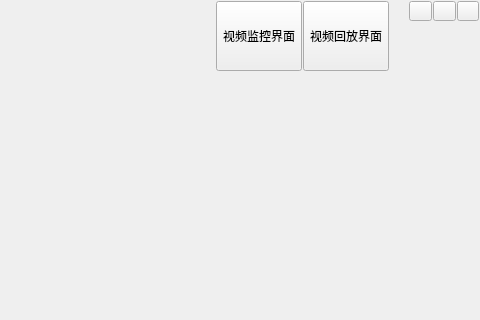
First picture: the form in player/realmainwindow.ui, repository dyhgo/Horus, before the edit; both pictures show x 320 to 800 and y 0 to 320 of the 800 by 600 pixel window.
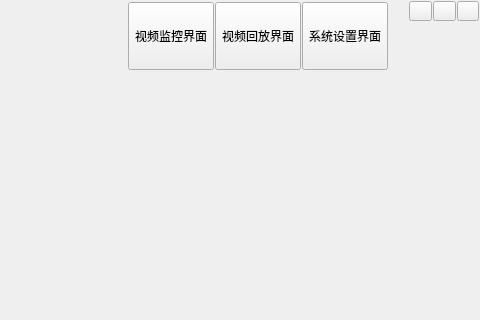
Second picture: the form after the edit.

Commit message: 增加系统设置界面按钮

Diff of the .ui file:
```diff
--- a/player/realmainwindow.ui
+++ b/player/realmainwindow.ui
@@ -123,16 +123,16 @@
           <number>1</number>
          </property>
          <property name="leftMargin">
-          <number>0</number>
+          <number>1</number>
          </property>
          <property name="topMargin">
-          <number>0</number>
+          <number>1</number>
          </property>
          <property name="rightMargin">
-          <number>0</number>
+          <number>1</number>
          </property>
          <property name="bottomMargin">
-          <number>0</number>
+          <number>1</number>
          </property>
          <item>
           <widget class="QToolButton" name="btnMonitor">
@@ -160,6 +160,19 @@
            </property>
           </widget>
          </item>
+         <item>
+          <widget class="QToolButton" name="btnSettings">
+           <property name="sizePolicy">
+            <sizepolicy hsizetype="Fixed" vsizetype="Expanding">
+             <horstretch>0</horstretch>
+             <verstretch>0</verstretch>
+            </sizepolicy>
+           </property>
+           <property name="text">
+            <string>系统设置界面</string>
+           </property>
+          </widget>
+         </item>
         </layout>
        </widget>
       </item>
```
The commit also changes 15 other files.
